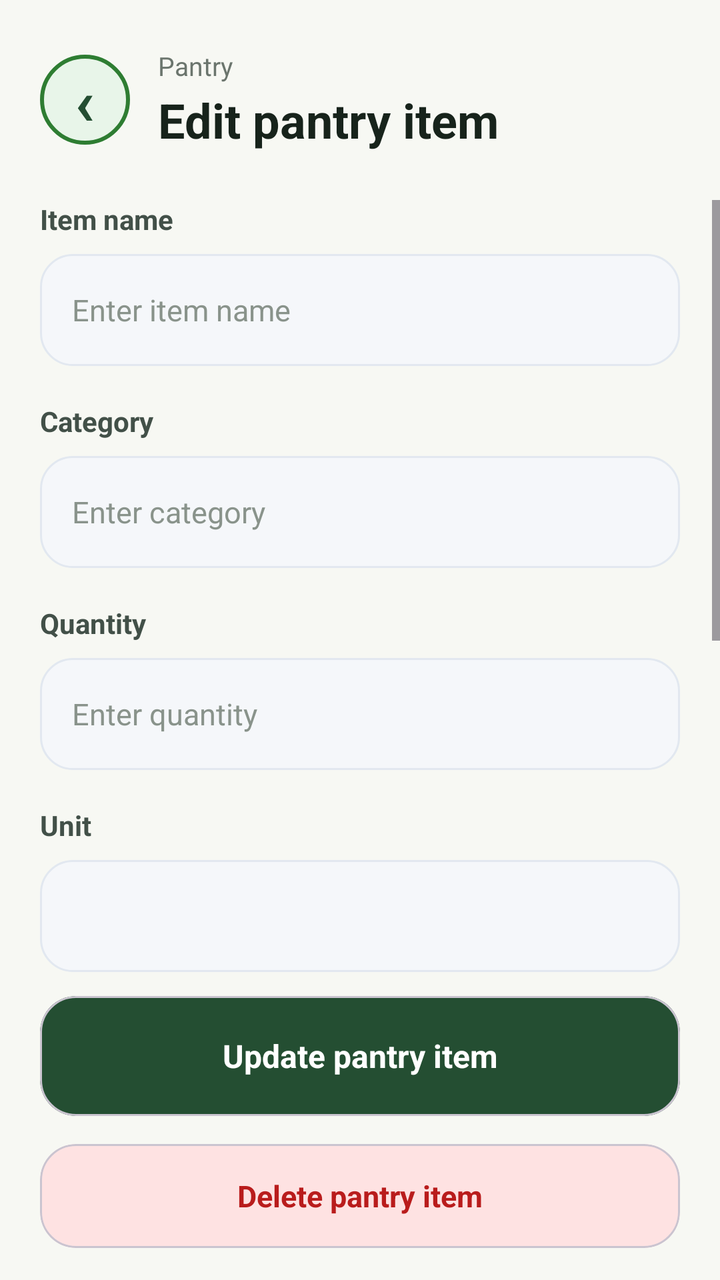
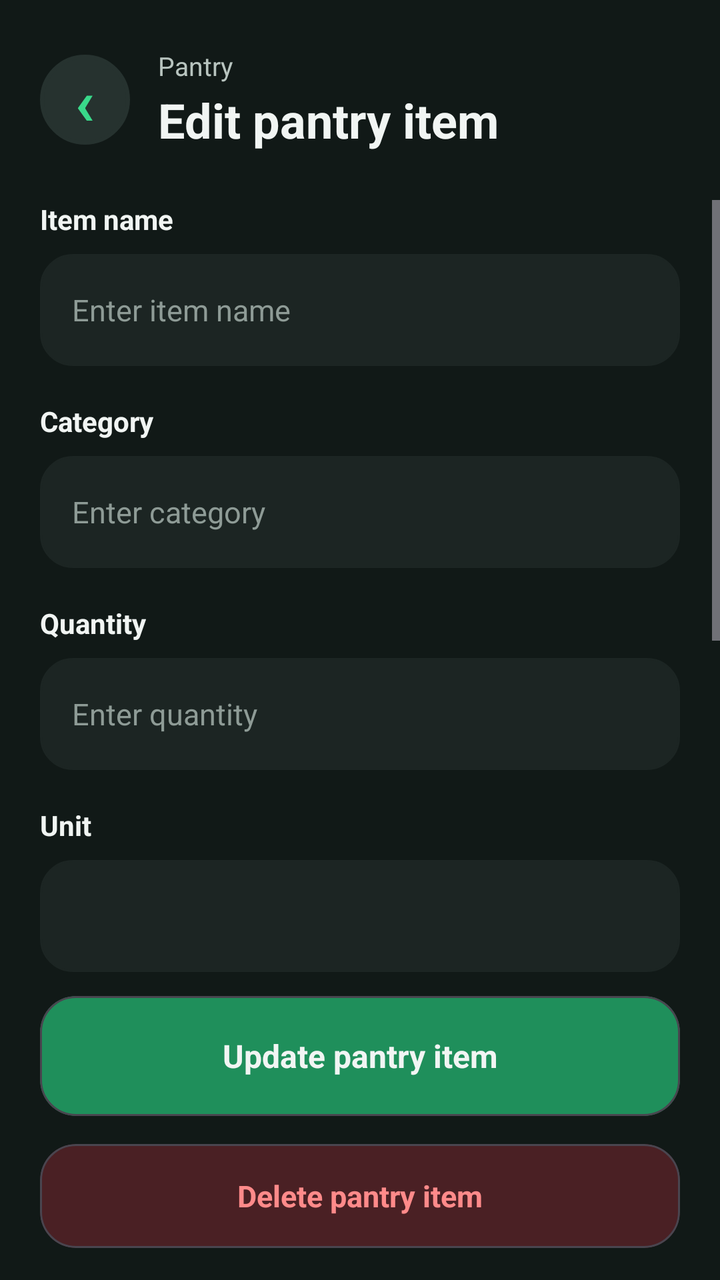

Compare the two renders of this Android layout. The source of the first and the diff that turns it into the second are given below.
<!-- AndroidManifest.xml: application theme Theme.SmartPantryManager -->
<!-- res/layout/activity_edit_item.xml -->
<?xml version="1.0" encoding="utf-8"?>
<androidx.constraintlayout.widget.ConstraintLayout
    xmlns:android="http://schemas.android.com/apk/res/android"
    xmlns:app="http://schemas.android.com/apk/res-auto"
    android:layout_width="match_parent"
    android:layout_height="match_parent"
    android:background="#F7F8F3">

    
    <LinearLayout
        android:id="@+id/header"
        android:layout_width="0dp"
        android:layout_height="wrap_content"
        android:layout_marginStart="20dp"
        android:layout_marginTop="24dp"
        android:layout_marginEnd="20dp"
        android:gravity="center_vertical"
        android:orientation="horizontal"
        app:layout_constraintEnd_toEndOf="parent"
        app:layout_constraintStart_toStartOf="parent"
        app:layout_constraintTop_toTopOf="parent">

        <TextView
            android:id="@+id/backButton"
            android:layout_width="45dp"
            android:layout_height="45dp"
            android:background="@drawable/profile_circle"
            android:clickable="true"
            android:contentDescription="@string/back_button_description"
            android:focusable="true"
            android:gravity="center"
            android:text="@string/back_arrow"
            android:textColor="#244E32"
            android:textSize="32sp"
            android:textStyle="bold" />

        <LinearLayout
            android:layout_width="0dp"
            android:layout_height="wrap_content"
            android:layout_marginStart="14dp"
            android:layout_weight="1"
            android:orientation="vertical">

            <TextView
                android:layout_width="wrap_content"
                android:layout_height="wrap_content"
                android:text="@string/pantry"
                android:textColor="#6B756D"
                android:textSize="13sp" />

            <TextView
                android:layout_width="wrap_content"
                android:layout_height="wrap_content"
                android:layout_marginTop="2dp"
                android:text="@string/edit_pantry_item"
                android:textColor="#17231B"
                android:textSize="24sp"
                android:textStyle="bold" />

        </LinearLayout>

    </LinearLayout>

    
    <ScrollView
        android:layout_width="0dp"
        android:layout_height="0dp"
        android:layout_marginTop="24dp"
        android:fillViewport="true"
        android:overScrollMode="never"
        app:layout_constraintBottom_toTopOf="@+id/updateItemButton"
        app:layout_constraintEnd_toEndOf="parent"
        app:layout_constraintStart_toStartOf="parent"
        app:layout_constraintTop_toBottomOf="@+id/header">

        <LinearLayout
            android:layout_width="match_parent"
            android:layout_height="wrap_content"
            android:orientation="vertical"
            android:paddingStart="20dp"
            android:paddingEnd="20dp"
            android:paddingBottom="30dp">

            
            <TextView
                android:layout_width="wrap_content"
                android:layout_height="wrap_content"
                android:text="@string/item_name"
                android:textColor="#425048"
                android:textSize="14sp"
                android:textStyle="bold" />

            <EditText
                android:id="@+id/editItemNameInput"
                android:layout_width="match_parent"
                android:layout_height="56dp"
                android:layout_marginTop="8dp"
                android:autofillHints="name"
                android:background="@drawable/search_background"
                android:hint="@string/enter_item_name"
                android:inputType="textCapWords"
                android:paddingStart="16dp"
                android:paddingEnd="16dp"
                android:textColor="#17231B"
                android:textColorHint="#89938B"
                android:textSize="15sp" />

            
            <TextView
                android:layout_width="wrap_content"
                android:layout_height="wrap_content"
                android:layout_marginTop="18dp"
                android:text="@string/category"
                android:textColor="#425048"
                android:textSize="14sp"
                android:textStyle="bold" />

            <EditText
                android:id="@+id/editCategoryInput"
                android:layout_width="match_parent"
                android:layout_height="56dp"
                android:layout_marginTop="8dp"
                android:autofillHints="none"
                android:background="@drawable/search_background"
                android:hint="@string/enter_category"
                android:inputType="textCapWords"
                android:paddingStart="16dp"
                android:paddingEnd="16dp"
                android:textColor="#17231B"
                android:textColorHint="#89938B"
                android:textSize="15sp" />

            
            <TextView
                android:layout_width="wrap_content"
                android:layout_height="wrap_content"
                android:layout_marginTop="18dp"
                android:text="@string/quantity"
                android:textColor="#425048"
                android:textSize="14sp"
                android:textStyle="bold" />

            <EditText
                android:id="@+id/editQuantityInput"
                android:layout_width="match_parent"
                android:layout_height="56dp"
                android:layout_marginTop="8dp"
                android:autofillHints="none"
                android:background="@drawable/search_background"
                android:hint="@string/enter_quantity"
                android:inputType="number"
                android:paddingStart="16dp"
                android:paddingEnd="16dp"
                android:textColor="#17231B"
                android:textColorHint="#89938B"
                android:textSize="15sp" />

            
            <TextView
                android:layout_width="wrap_content"
                android:layout_height="wrap_content"
                android:layout_marginTop="18dp"
                android:text="Unit"
                android:textColor="#425048"
                android:textSize="14sp"
                android:textStyle="bold" />

            <Spinner
                android:id="@+id/editUnitSpinner"
                android:layout_width="match_parent"
                android:layout_height="56dp"
                android:layout_marginTop="8dp"
                android:background="@drawable/search_background"
                android:paddingStart="12dp"
                android:paddingEnd="12dp" />

            
            <TextView
                android:layout_width="wrap_content"
                android:layout_height="wrap_content"
                android:layout_marginTop="18dp"
                android:text="@string/expiry_date"
                android:textColor="#425048"
                android:textSize="14sp"
                android:textStyle="bold" />

            <EditText
                android:id="@+id/editExpiryDateInput"
                android:layout_width="match_parent"
                android:layout_height="56dp"
                android:layout_marginTop="8dp"
                android:autofillHints="none"
                android:background="@drawable/search_background"
                android:clickable="true"
                android:cursorVisible="false"
                android:focusable="true"
                android:focusableInTouchMode="true"
                android:hint="@string/select_expiry_date"
                android:inputType="none"
                android:paddingStart="16dp"
                android:paddingEnd="16dp"
                android:textColor="#17231B"
                android:textColorHint="#89938B"
                android:textSize="15sp" />

            
            <TextView
                android:layout_width="wrap_content"
                android:layout_height="wrap_content"
                android:layout_marginTop="18dp"
                android:text="@string/low_stock_threshold"
                android:textColor="#425048"
                android:textSize="14sp"
                android:textStyle="bold" />

            <EditText
                android:id="@+id/editLowStockInput"
                android:layout_width="match_parent"
                android:layout_height="56dp"
                android:layout_marginTop="8dp"
                android:autofillHints="none"
                android:background="@drawable/search_background"
                android:hint="@string/enter_low_stock_threshold"
                android:inputType="number"
                android:paddingStart="16dp"
                android:paddingEnd="16dp"
                android:textColor="#17231B"
                android:textColorHint="#89938B"
                android:textSize="15sp" />

            
            <TextView
                android:layout_width="wrap_content"
                android:layout_height="wrap_content"
                android:layout_marginTop="18dp"
                android:text="@string/storage_location"
                android:textColor="#425048"
                android:textSize="14sp"
                android:textStyle="bold" />

            <EditText
                android:id="@+id/editLocationInput"
                android:layout_width="match_parent"
                android:layout_height="56dp"
                android:layout_marginTop="8dp"
                android:autofillHints="none"
                android:background="@drawable/search_background"
                android:hint="@string/storage_location_hint"
                android:inputType="textCapWords"
                android:paddingStart="16dp"
                android:paddingEnd="16dp"
                android:textColor="#17231B"
                android:textColorHint="#89938B"
                android:textSize="15sp" />

        </LinearLayout>

    </ScrollView>

    
    <com.google.android.material.card.MaterialCardView
        android:id="@+id/updateItemButton"
        android:layout_width="0dp"
        android:layout_height="60dp"
        android:layout_marginStart="20dp"
        android:layout_marginEnd="20dp"
        android:layout_marginBottom="82dp"
        android:clickable="true"
        android:focusable="true"
        android:contentDescription="@string/update_pantry_item"
        app:cardBackgroundColor="#244E32"
        app:cardCornerRadius="18dp"
        app:cardElevation="0dp"
        app:layout_constraintBottom_toBottomOf="parent"
        app:layout_constraintEnd_toEndOf="parent"
        app:layout_constraintStart_toStartOf="parent">

        <TextView
            android:layout_width="match_parent"
            android:layout_height="match_parent"
            android:gravity="center"
            android:text="@string/update_pantry_item"
            android:textColor="#FFFFFF"
            android:textSize="16sp"
            android:textStyle="bold" />

    </com.google.android.material.card.MaterialCardView>

    
    <com.google.android.material.card.MaterialCardView
        android:id="@+id/deleteItemButton"
        android:layout_width="0dp"
        android:layout_height="52dp"
        android:layout_marginStart="20dp"
        android:layout_marginEnd="20dp"
        android:layout_marginBottom="16dp"
        android:clickable="true"
        android:focusable="true"
        android:contentDescription="@string/delete_pantry_item"
        app:cardBackgroundColor="#FEE2E2"
        app:cardCornerRadius="18dp"
        app:cardElevation="0dp"
        app:layout_constraintBottom_toBottomOf="parent"
        app:layout_constraintEnd_toEndOf="parent"
        app:layout_constraintStart_toStartOf="parent">

        <TextView
            android:layout_width="match_parent"
            android:layout_height="match_parent"
            android:gravity="center"
            android:text="@string/delete_pantry_item"
            android:textColor="#B91C1C"
            android:textSize="15sp"
            android:textStyle="bold" />

    </com.google.android.material.card.MaterialCardView>

</androidx.constraintlayout.widget.ConstraintLayout>
<!-- resources referenced by this layout -->
<resources>
  <!-- drawable profile_circle (drawable) -->
  <?xml version="1.0" encoding="utf-8"?>
  <shape xmlns:android="http://schemas.android.com/apk/res/android"
      android:shape="oval">
  
      <solid android:color="#E8F5E9" />
  
      <stroke
          android:width="2dp"
          android:color="#2E7D32" />
  
  </shape>
  <!-- drawable search_background (drawable) -->
  <?xml version="1.0" encoding="utf-8"?>
  <shape xmlns:android="http://schemas.android.com/apk/res/android"
      android:shape="rectangle">
  
      <solid android:color="#F5F7FA" />
  
      <corners android:radius="16dp" />
  
      <stroke
          android:width="1dp"
          android:color="#E2E8F0" />
  
      <padding
          android:left="16dp"
          android:top="10dp"
          android:right="16dp"
          android:bottom="10dp" />
  
  </shape>
  <string name="back_arrow">‹</string>
  <string name="back_button_description">Go back</string>
  <string name="category">Category</string>
  <string name="delete_pantry_item">Delete pantry item</string>
  <string name="edit_pantry_item">Edit pantry item</string>
  <string name="enter_category">Enter category</string>
  <string name="enter_item_name">Enter item name</string>
  <string name="enter_low_stock_threshold">Enter low-stock threshold</string>
  <string name="enter_quantity">Enter quantity</string>
  <string name="expiry_date">Expiry date</string>
  <string name="item_name">Item name</string>
  <string name="low_stock_threshold">Low-stock threshold</string>
  <string name="pantry">Pantry</string>
  <string name="quantity">Quantity</string>
  <string name="select_expiry_date">Select expiry date</string>
  <string name="storage_location">Storage location</string>
  <string name="storage_location_hint">e.g. Fridge, Freezer or Cupboard</string>
  <string name="update_pantry_item">Update pantry item</string>
  <style name="Theme.SmartPantryManager" parent="Base.Theme.SmartPantryManager" />
  <style name="Base.Theme.SmartPantryManager" parent="Theme.Material3.DayNight.NoActionBar">
          
          
      </style>
</resources>

<!-- the commit's change to res/layout/activity_edit_item.xml (unified diff, before → after) -->
@@ -4,7 +4,7 @@
     xmlns:app="http://schemas.android.com/apk/res-auto"
     android:layout_width="match_parent"
     android:layout_height="match_parent"
-    android:background="#F7F8F3">
+    android:background="@color/background_dark">
 
     
     <LinearLayout
@@ -25,12 +25,13 @@
             android:layout_width="45dp"
             android:layout_height="45dp"
             android:background="@drawable/profile_circle"
+            android:backgroundTint="@color/surface_card"
             android:clickable="true"
             android:contentDescription="@string/back_button_description"
             android:focusable="true"
             android:gravity="center"
             android:text="@string/back_arrow"
-            android:textColor="#244E32"
+            android:textColor="@color/primary_green"
             android:textSize="32sp"
             android:textStyle="bold" />
 
@@ -45,7 +46,7 @@
                 android:layout_width="wrap_content"
                 android:layout_height="wrap_content"
                 android:text="@string/pantry"
-                android:textColor="#6B756D"
+                android:textColor="@color/text_secondary_dark"
                 android:textSize="13sp" />
 
             <TextView
@@ -53,7 +54,7 @@
                 android:layout_height="wrap_content"
                 android:layout_marginTop="2dp"
                 android:text="@string/edit_pantry_item"
-                android:textColor="#17231B"
+                android:textColor="@color/text_primary_dark"
                 android:textSize="24sp"
                 android:textStyle="bold" />
 
@@ -86,7 +87,7 @@
                 android:layout_width="wrap_content"
                 android:layout_height="wrap_content"
                 android:text="@string/item_name"
-                android:textColor="#425048"
+                android:textColor="@color/text_primary_dark"
                 android:textSize="14sp"
                 android:textStyle="bold" />
 
@@ -97,12 +98,13 @@
                 android:layout_marginTop="8dp"
                 android:autofillHints="name"
                 android:background="@drawable/search_background"
+                android:backgroundTint="@color/surface_dark"
                 android:hint="@string/enter_item_name"
                 android:inputType="textCapWords"
                 android:paddingStart="16dp"
                 android:paddingEnd="16dp"
-                android:textColor="#17231B"
-                android:textColorHint="#89938B"
+                android:textColor="@color/text_primary_dark"
+                android:textColorHint="@color/text_muted_dark"
                 android:textSize="15sp" />
 
             
@@ -111,7 +113,7 @@
                 android:layout_height="wrap_content"
                 android:layout_marginTop="18dp"
                 android:text="@string/category"
-                android:textColor="#425048"
+                android:textColor="@color/text_primary_dark"
                 android:textSize="14sp"
                 android:textStyle="bold" />
 
@@ -122,12 +124,13 @@
                 android:layout_marginTop="8dp"
                 android:autofillHints="none"
                 android:background="@drawable/search_background"
+                android:backgroundTint="@color/surface_dark"
                 android:hint="@string/enter_category"
                 android:inputType="textCapWords"
                 android:paddingStart="16dp"
                 android:paddingEnd="16dp"
-                android:textColor="#17231B"
-                android:textColorHint="#89938B"
+                android:textColor="@color/text_primary_dark"
+                android:textColorHint="@color/text_muted_dark"
                 android:textSize="15sp" />
 
             
@@ -136,7 +139,7 @@
                 android:layout_height="wrap_content"
                 android:layout_marginTop="18dp"
                 android:text="@string/quantity"
-                android:textColor="#425048"
+                android:textColor="@color/text_primary_dark"
                 android:textSize="14sp"
                 android:textStyle="bold" />
 
@@ -147,12 +150,13 @@
                 android:layout_marginTop="8dp"
                 android:autofillHints="none"
                 android:background="@drawable/search_background"
+                android:backgroundTint="@color/surface_dark"
                 android:hint="@string/enter_quantity"
                 android:inputType="number"
                 android:paddingStart="16dp"
                 android:paddingEnd="16dp"
-                android:textColor="#17231B"
-                android:textColorHint="#89938B"
+                android:textColor="@color/text_primary_dark"
+                android:textColorHint="@color/text_muted_dark"
                 android:textSize="15sp" />
 
             
@@ -161,7 +165,7 @@
                 android:layout_height="wrap_content"
                 android:layout_marginTop="18dp"
                 android:text="Unit"
-                android:textColor="#425048"
+                android:textColor="@color/text_primary_dark"
                 android:textSize="14sp"
                 android:textStyle="bold" />
 
@@ -171,6 +175,7 @@
                 android:layout_height="56dp"
                 android:layout_marginTop="8dp"
                 android:background="@drawable/search_background"
+                android:backgroundTint="@color/surface_dark"
                 android:paddingStart="12dp"
                 android:paddingEnd="12dp" />
 
@@ -180,7 +185,7 @@
                 android:layout_height="wrap_content"
                 android:layout_marginTop="18dp"
                 android:text="@string/expiry_date"
-                android:textColor="#425048"
+                android:textColor="@color/text_primary_dark"
                 android:textSize="14sp"
                 android:textStyle="bold" />
 
@@ -191,6 +196,7 @@
                 android:layout_marginTop="8dp"
                 android:autofillHints="none"
                 android:background="@drawable/search_background"
+                android:backgroundTint="@color/surface_dark"
                 android:clickable="true"
                 android:cursorVisible="false"
                 android:focusable="true"
@@ -199,8 +205,8 @@
                 android:inputType="none"
                 android:paddingStart="16dp"
                 android:paddingEnd="16dp"
-                android:textColor="#17231B"
-                android:textColorHint="#89938B"
+                android:textColor="@color/text_primary_dark"
+                android:textColorHint="@color/text_muted_dark"
                 android:textSize="15sp" />
 
             
@@ -209,7 +215,7 @@
                 android:layout_height="wrap_content"
                 android:layout_marginTop="18dp"
                 android:text="@string/low_stock_threshold"
-                android:textColor="#425048"
+                android:textColor="@color/text_primary_dark"
                 android:textSize="14sp"
                 android:textStyle="bold" />
 
@@ -220,12 +226,13 @@
                 android:layout_marginTop="8dp"
                 android:autofillHints="none"
                 android:background="@drawable/search_background"
+                android:backgroundTint="@color/surface_dark"
                 android:hint="@string/enter_low_stock_threshold"
                 android:inputType="number"
                 android:paddingStart="16dp"
                 android:paddingEnd="16dp"
-                android:textColor="#17231B"
-                android:textColorHint="#89938B"
+                android:textColor="@color/text_primary_dark"
+                android:textColorHint="@color/text_muted_dark"
                 android:textSize="15sp" />
 
             
@@ -234,7 +241,7 @@
                 android:layout_height="wrap_content"
                 android:layout_marginTop="18dp"
                 android:text="@string/storage_location"
-                android:textColor="#425048"
+                android:textColor="@color/text_primary_dark"
                 android:textSize="14sp"
                 android:textStyle="bold" />
 
@@ -245,12 +252,13 @@
                 android:layout_marginTop="8dp"
                 android:autofillHints="none"
                 android:background="@drawable/search_background"
+                android:backgroundTint="@color/surface_dark"
                 android:hint="@string/storage_location_hint"
                 android:inputType="textCapWords"
                 android:paddingStart="16dp"
                 android:paddingEnd="16dp"
-                android:textColor="#17231B"
-                android:textColorHint="#89938B"
+                android:textColor="@color/text_primary_dark"
+                android:textColorHint="@color/text_muted_dark"
                 android:textSize="15sp" />
 
         </LinearLayout>
@@ -268,7 +276,7 @@
         android:clickable="true"
         android:focusable="true"
         android:contentDescription="@string/update_pantry_item"
-        app:cardBackgroundColor="#244E32"
+        app:cardBackgroundColor="@color/primary_green_dark"
         app:cardCornerRadius="18dp"
         app:cardElevation="0dp"
         app:layout_constraintBottom_toBottomOf="parent"
@@ -280,7 +288,7 @@
             android:layout_height="match_parent"
             android:gravity="center"
             android:text="@string/update_pantry_item"
-            android:textColor="#FFFFFF"
+            android:textColor="@color/text_primary_dark"
             android:textSize="16sp"
             android:textStyle="bold" />
 
@@ -297,7 +305,7 @@
         android:clickable="true"
         android:focusable="true"
         android:contentDescription="@string/delete_pantry_item"
-        app:cardBackgroundColor="#FEE2E2"
+        app:cardBackgroundColor="#4A2024"
         app:cardCornerRadius="18dp"
         app:cardElevation="0dp"
         app:layout_constraintBottom_toBottomOf="parent"
@@ -309,7 +317,7 @@
             android:layout_height="match_parent"
             android:gravity="center"
             android:text="@string/delete_pantry_item"
-            android:textColor="#B91C1C"
+            android:textColor="#FF8A8A"
             android:textSize="15sp"
             android:textStyle="bold" />
 
<!-- resource entries referenced after the edit -->
@@ -1,5 +1,13 @@
 <!-- resources referenced by this layout -->
 <resources>
+  <color name="background_dark">#111917</color>
+  <color name="primary_green">#39D98A</color>
+  <color name="primary_green_dark">#1F8F5B</color>
+  <color name="surface_card">#26322F</color>
+  <color name="surface_dark">#1C2523</color>
+  <color name="text_muted_dark">#8E9B96</color>
+  <color name="text_primary_dark">#F1F5F3</color>
+  <color name="text_secondary_dark">#B8C4BF</color>
   <!-- drawable profile_circle (drawable) -->
   <?xml version="1.0" encoding="utf-8"?>
   <shape xmlns:android="http://schemas.android.com/apk/res/android"
@@ -51,9 +59,26 @@
   <string name="storage_location_hint">e.g. Fridge, Freezer or Cupboard</string>
   <string name="update_pantry_item">Update pantry item</string>
   <style name="Theme.SmartPantryManager" parent="Base.Theme.SmartPantryManager" />
-  <style name="Base.Theme.SmartPantryManager" parent="Theme.Material3.DayNight.NoActionBar">
-          
-          
+  <style name="Base.Theme.SmartPantryManager" parent="Theme.Material3.Dark.NoActionBar">
+  
+          <item name="colorPrimary">@color/primary_green</item>
+          <item name="colorOnPrimary">@color/black</item>
+  
+          <item name="colorSecondary">@color/primary_green_dark</item>
+          <item name="colorOnSecondary">@color/text_primary_dark</item>
+  
+          <item name="colorSurface">@color/surface_dark</item>
+          <item name="colorOnSurface">@color/text_primary_dark</item>
+  
+          <item name="android:windowBackground">@color/background_dark</item>
+          <item name="android:colorAccent">@color/primary_green</item>
+  
+          <item name="android:statusBarColor">@color/background_dark</item>
+          <item name="android:navigationBarColor">@color/background_dark</item>
+  
+          <item name="android:windowLightStatusBar">false</item>
+  
       </style>
+  <color name="black">#FF000000</color>
 </resources>
 
